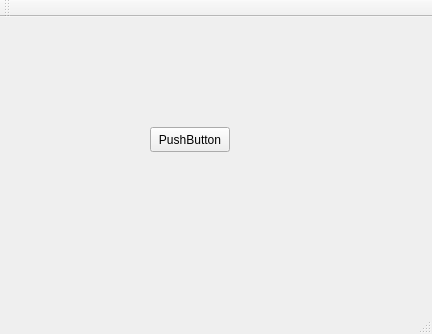
Before: the Qt Designer form mainwindow.ui in xiangsgao/Chain_Encryption, drawn with Qt 5.
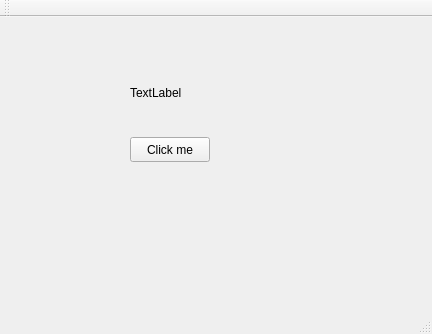
After: the same form once the commit is applied.

Commit message: updated Hello World

Diff of the .ui file:
```diff
--- a/mainwindow.ui
+++ b/mainwindow.ui
@@ -14,17 +14,30 @@
    <string>MainWindow</string>
   </property>
   <widget class="QWidget" name="centralWidget">
+   <widget class="QLabel" name="label">
+    <property name="geometry">
+     <rect>
+      <x>130</x>
+      <y>60</y>
+      <width>121</width>
+      <height>31</height>
+     </rect>
+    </property>
+    <property name="text">
+     <string>TextLabel</string>
+    </property>
+   </widget>
    <widget class="QPushButton" name="pushButton">
     <property name="geometry">
      <rect>
-      <x>150</x>
-      <y>110</y>
+      <x>130</x>
+      <y>120</y>
       <width>80</width>
       <height>25</height>
      </rect>
     </property>
     <property name="text">
-     <string>PushButton</string>
+     <string>Click me</string>
     </property>
    </widget>
   </widget>
```
Left out of the diff: 19 changed lines with no effect on the pictures. The commit also changes 2 other files.
